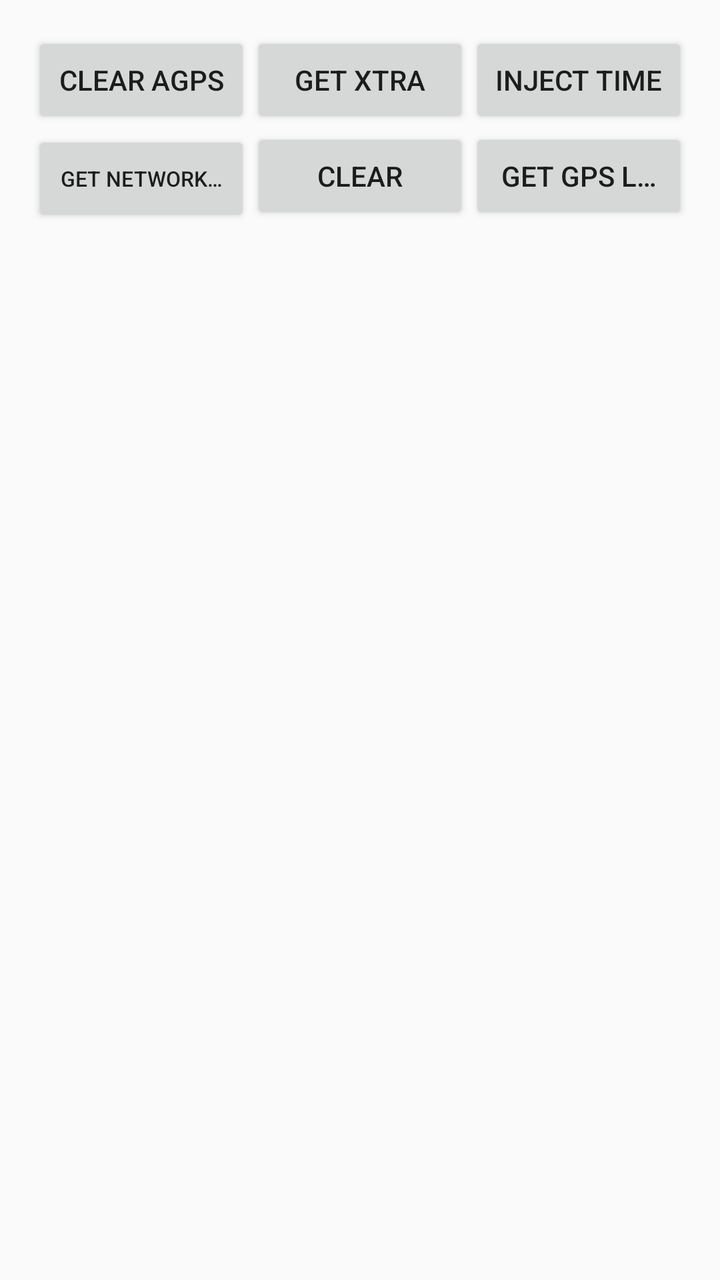
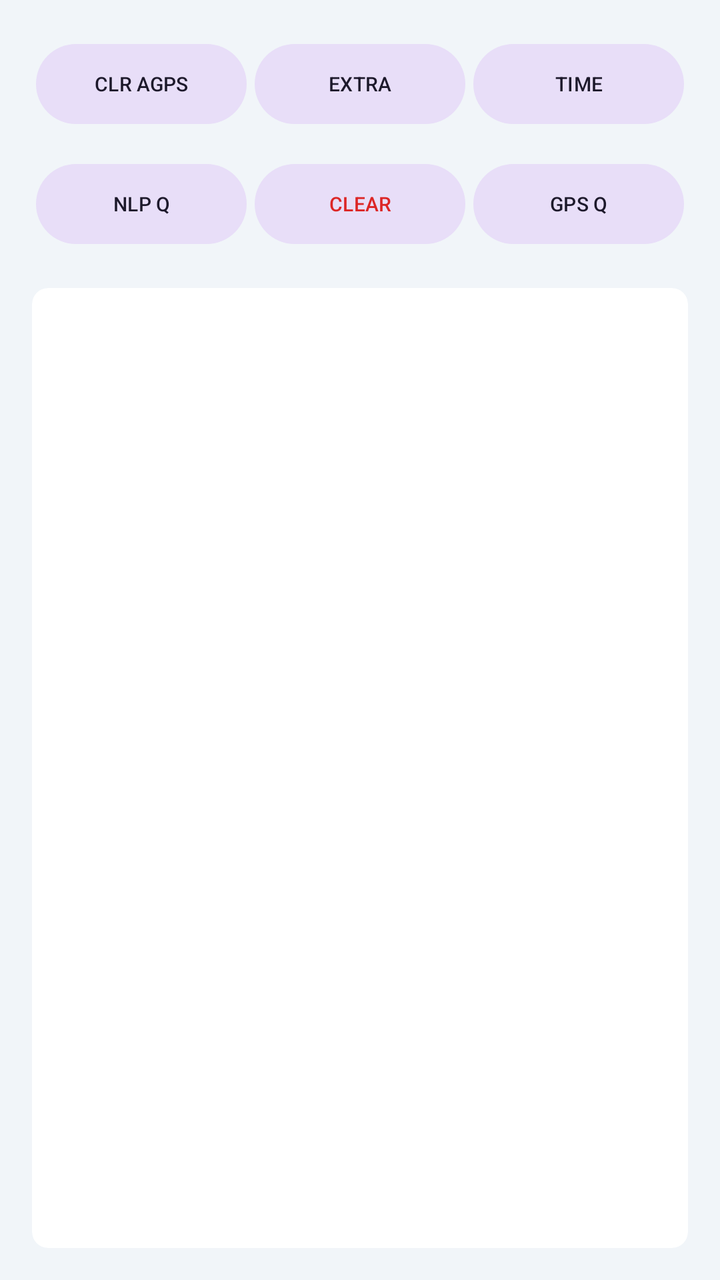

Compare the two renders of this Android layout. The source of the first and the diff that turns it into the second are given below.
<!-- AndroidManifest.xml: application theme AppTheme -->
<!-- res/layout/fragment_agnss.xml -->
<LinearLayout xmlns:android="http://schemas.android.com/apk/res/android"
    xmlns:tools="http://schemas.android.com/tools"
    android:layout_width="match_parent"
    android:layout_height="match_parent"
    android:orientation="vertical"
    android:paddingLeft="@dimen/activity_horizontal_margin"
    android:paddingRight="@dimen/activity_horizontal_margin"
    android:paddingTop="@dimen/activity_vertical_margin"
    android:paddingBottom="@dimen/activity_vertical_margin"
    tools:context=".MainActivity">

 <LinearLayout
        android:orientation="horizontal"
        android:layout_width="match_parent"
        android:layout_height="wrap_content">
        <Button
            android:layout_width="0dp"
            android:layout_weight="1"
            android:layout_height="wrap_content"
            android:text="@string/clearAgps"
            android:layout_marginTop="0dp"
            android:id="@+id/clearAgps"
            android:singleLine="true" />
       <Button
            android:layout_width="0dp"
            android:layout_weight="1"
            android:layout_height="wrap_content"
            android:text="@string/fetchExtraData"
            android:layout_marginTop="0dp"
            android:id="@+id/fetchExtraData"
            android:singleLine="true" />
        <Button
            android:layout_width="0dp"
            android:layout_weight="1"
            android:layout_height="wrap_content"
            android:text="@string/fetchTimeData"
            android:layout_marginTop="0dp"
            android:id="@+id/fetchTimeData"
            android:singleLine="true" />
    </LinearLayout>

    <LinearLayout
        android:orientation="horizontal"
        android:layout_width="match_parent"
        android:layout_height="wrap_content">
         <Button
            android:layout_width="0dp"
            android:layout_weight="1"
            android:layout_height="wrap_content"
            android:text="@string/requestSingleNlp"
            android:layout_marginTop="0dp"
            android:id="@+id/requestSingleNlp"
            android:textSize="10.5sp"
            android:singleLine="true" />
        <Button
            android:id="@+id/clear_log"
            android:layout_marginTop="0dp"
            android:text="Clear"
            android:layout_width="0dp"
            android:layout_weight="1"
            android:layout_height="wrap_content" />
        <Button
            android:layout_width="0dp"
            android:layout_weight="1"
            android:layout_height="wrap_content"
            android:text="@string/requestSingleGps"
            android:layout_marginTop="0dp"
            android:id="@+id/requestSingleGps"
            android:singleLine="true" />
    </LinearLayout>

     <ScrollView
        android:id="@+id/log_scroll"
        android:layout_width="match_parent"
        android:layout_height="0dp"
        android:layout_weight="1">

    <TextView
        android:id="@+id/log_view"
        android:layout_width="match_parent"
        android:layout_height="wrap_content" />

    </ScrollView>

</LinearLayout>
<!-- resources referenced by this layout -->
<resources>
  <dimen name="activity_horizontal_margin">16dp</dimen>
  <dimen name="activity_vertical_margin">16dp</dimen>
  <string name="clearAgps">Clear AGPS</string>
  <string name="fetchExtraData">Get Xtra</string>
  <string name="fetchTimeData">Inject Time</string>
  <string name="requestSingleGps">Get GPS Loc.</string>
  <string name="requestSingleNlp">Get Network Loc.</string>
  <style name="AppTheme" parent="Theme.AppCompat.Light.DarkActionBar">
      </style>
</resources>

<!-- the commit's change to res/layout/fragment_agnss.xml (unified diff, before → after) -->
@@ -1,85 +1,111 @@
 <LinearLayout xmlns:android="http://schemas.android.com/apk/res/android"
+    xmlns:app="http://schemas.android.com/apk/res-auto"
     xmlns:tools="http://schemas.android.com/tools"
     android:layout_width="match_parent"
     android:layout_height="match_parent"
     android:orientation="vertical"
-    android:paddingLeft="@dimen/activity_horizontal_margin"
-    android:paddingRight="@dimen/activity_horizontal_margin"
-    android:paddingTop="@dimen/activity_vertical_margin"
-    android:paddingBottom="@dimen/activity_vertical_margin"
+    android:background="@color/background_hud"
+    android:padding="16dp"
     tools:context=".MainActivity">
 
- <LinearLayout
+    <LinearLayout
         android:orientation="horizontal"
         android:layout_width="match_parent"
-        android:layout_height="wrap_content">
-        <Button
+        android:layout_height="wrap_content"
+        android:layout_marginBottom="8dp">
+
+        <com.google.android.material.button.MaterialButton
+            android:id="@+id/clearAgps"
+            style="@style/Widget.Material3.Button.TonalButton"
             android:layout_width="0dp"
             android:layout_weight="1"
             android:layout_height="wrap_content"
-            android:text="@string/clearAgps"
-            android:layout_marginTop="0dp"
-            android:id="@+id/clearAgps"
-            android:singleLine="true" />
-       <Button
+            android:layout_margin="2dp"
+            android:text="CLR AGPS"
+            android:textSize="10sp" />
+
+        <com.google.android.material.button.MaterialButton
+            android:id="@+id/fetchExtraData"
+            style="@style/Widget.Material3.Button.TonalButton"
             android:layout_width="0dp"
             android:layout_weight="1"
             android:layout_height="wrap_content"
-            android:text="@string/fetchExtraData"
-            android:layout_marginTop="0dp"
-            android:id="@+id/fetchExtraData"
-            android:singleLine="true" />
-        <Button
+            android:layout_margin="2dp"
+            android:text="EXTRA"
+            android:textSize="10sp" />
+
+        <com.google.android.material.button.MaterialButton
+            android:id="@+id/fetchTimeData"
+            style="@style/Widget.Material3.Button.TonalButton"
             android:layout_width="0dp"
             android:layout_weight="1"
             android:layout_height="wrap_content"
-            android:text="@string/fetchTimeData"
-            android:layout_marginTop="0dp"
-            android:id="@+id/fetchTimeData"
-            android:singleLine="true" />
+            android:layout_margin="2dp"
+            android:text="TIME"
+            android:textSize="10sp" />
     </LinearLayout>
 
     <LinearLayout
         android:orientation="horizontal"
         android:layout_width="match_parent"
-        android:layout_height="wrap_content">
-         <Button
+        android:layout_height="wrap_content"
+        android:layout_marginBottom="16dp">
+
+        <com.google.android.material.button.MaterialButton
+            android:id="@+id/requestSingleNlp"
+            style="@style/Widget.Material3.Button.TonalButton"
             android:layout_width="0dp"
             android:layout_weight="1"
             android:layout_height="wrap_content"
-            android:text="@string/requestSingleNlp"
-            android:layout_marginTop="0dp"
-            android:id="@+id/requestSingleNlp"
-            android:textSize="10.5sp"
-            android:singleLine="true" />
-        <Button
+            android:layout_margin="2dp"
+            android:text="NLP Q"
+            android:textSize="10sp" />
+
+        <com.google.android.material.button.MaterialButton
             android:id="@+id/clear_log"
-            android:layout_marginTop="0dp"
-            android:text="Clear"
-            android:layout_width="0dp"
-            android:layout_weight="1"
-            android:layout_height="wrap_content" />
-        <Button
+            style="@style/Widget.Material3.Button.TonalButton"
             android:layout_width="0dp"
             android:layout_weight="1"
             android:layout_height="wrap_content"
-            android:text="@string/requestSingleGps"
-            android:layout_marginTop="0dp"
+            android:layout_margin="2dp"
+            android:text="CLEAR"
+            android:textColor="@color/status_poor"
+            android:textSize="10sp" />
+
+        <com.google.android.material.button.MaterialButton
             android:id="@+id/requestSingleGps"
-            android:singleLine="true" />
+            style="@style/Widget.Material3.Button.TonalButton"
+            android:layout_width="0dp"
+            android:layout_weight="1"
+            android:layout_height="wrap_content"
+            android:layout_margin="2dp"
+            android:text="GPS Q"
+            android:textSize="10sp" />
     </LinearLayout>
 
-     <ScrollView
-        android:id="@+id/log_scroll"
+    <com.google.android.material.card.MaterialCardView
         android:layout_width="match_parent"
         android:layout_height="0dp"
-        android:layout_weight="1">
+        android:layout_weight="1"
+        app:cardBackgroundColor="@color/surface_hud"
+        app:cardCornerRadius="8dp"
+        app:strokeWidth="0dp">
 
-    <TextView
-        android:id="@+id/log_view"
-        android:layout_width="match_parent"
-        android:layout_height="wrap_content" />
+        <ScrollView
+            android:id="@+id/log_scroll"
+            android:layout_width="match_parent"
+            android:layout_height="match_parent"
+            android:padding="8dp">
 
-    </ScrollView>
+            <TextView
+                android:id="@+id/log_view"
+                android:layout_width="match_parent"
+                android:layout_height="wrap_content"
+                android:fontFamily="monospace"
+                android:textColor="@color/on_surface_hud"
+                android:textSize="12sp" />
+
+        </ScrollView>
+    </com.google.android.material.card.MaterialCardView>
 
 </LinearLayout>
<!-- resource entries referenced after the edit -->
@@ -1,13 +1,25 @@
 <!-- resources referenced by this layout -->
 <resources>
-  <dimen name="activity_horizontal_margin">16dp</dimen>
-  <dimen name="activity_vertical_margin">16dp</dimen>
-  <string name="clearAgps">Clear AGPS</string>
-  <string name="fetchExtraData">Get Xtra</string>
-  <string name="fetchTimeData">Inject Time</string>
-  <string name="requestSingleGps">Get GPS Loc.</string>
-  <string name="requestSingleNlp">Get Network Loc.</string>
-  <style name="AppTheme" parent="Theme.AppCompat.Light.DarkActionBar">
+  <color name="background_hud">#F1F5F9</color>
+  <color name="on_surface_hud">#0F172A</color>
+  <color name="status_poor">#DC2626</color>
+  <color name="surface_hud">#FFFFFF</color>
+  <style name="AppTheme" parent="Theme.Material3.Light.NoActionBar">
+          
+          <item name="colorPrimary">@color/primary</item>
+          <item name="colorPrimaryDark">@color/primary_dark</item>
+          <item name="colorAccent">@color/accent</item>
+          
+          
+          <item name="android:statusBarColor">@color/background_hud</item>
+          <item name="android:navigationBarColor">@color/background_hud</item>
+          <item name="android:windowBackground">@color/background_hud</item>
+          
+          
+          <item name="android:windowLightStatusBar">true</item>
       </style>
+  <color name="primary">#0284C7</color>
+  <color name="primary_dark">#0369A1</color>
+  <color name="accent">#059669</color>
 </resources>
 
